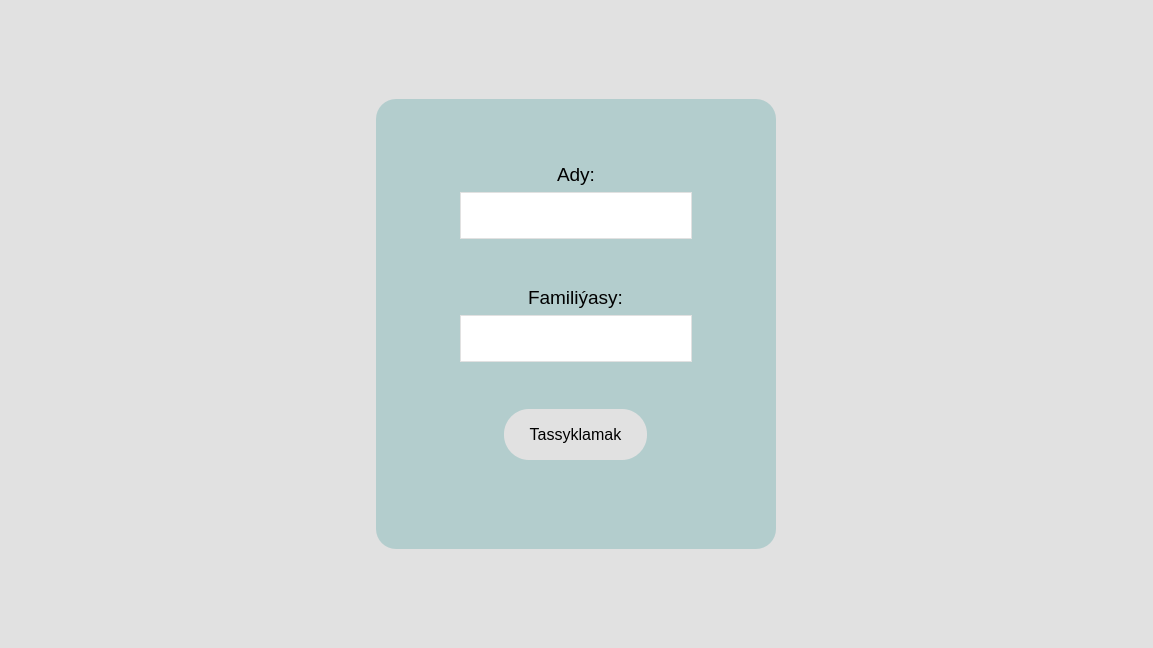
First picture: the form in app/ui_files/login.ui, repository neharix/quizz, before the edit.
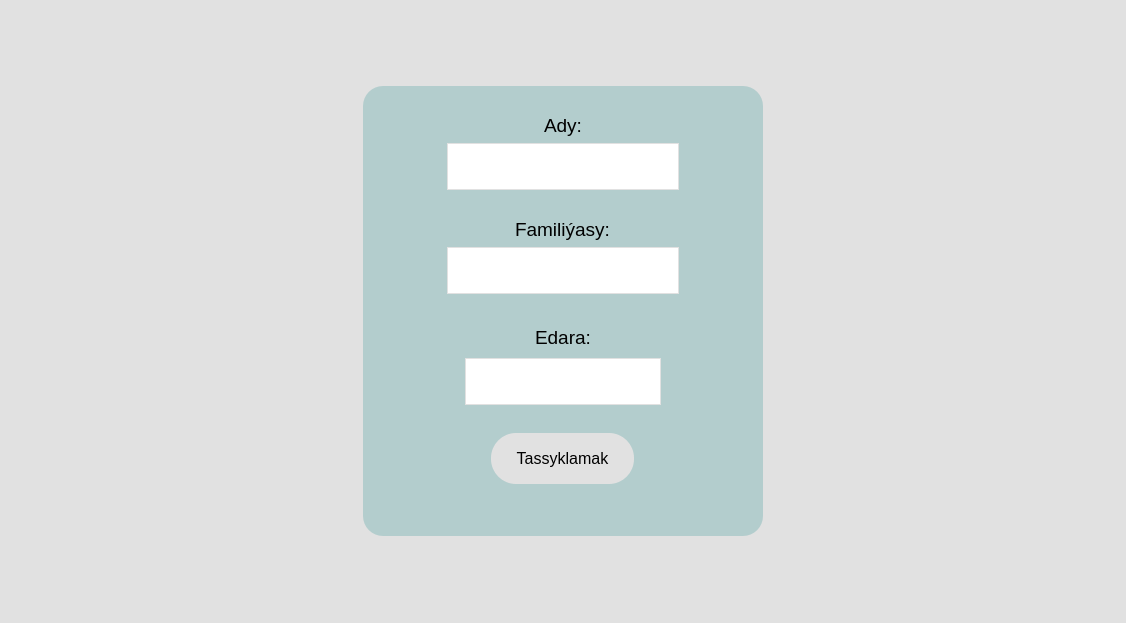
Second picture: the form after the edit.

Patch:
```diff
--- a/app/ui_files/login.ui
+++ b/app/ui_files/login.ui
@@ -6,8 +6,8 @@
    <rect>
     <x>0</x>
     <y>0</y>
-    <width>1153</width>
-    <height>648</height>
+    <width>1126</width>
+    <height>623</height>
    </rect>
   </property>
   <property name="windowTitle">
@@ -186,6 +186,51 @@
             </layout>
            </widget>
           </item>
+          <item alignment="Qt::AlignHCenter">
+           <widget class="QFrame" name="frame">
+            <property name="frameShape">
+             <enum>QFrame::StyledPanel</enum>
+            </property>
+            <property name="frameShadow">
+             <enum>QFrame::Raised</enum>
+            </property>
+            <layout class="QVBoxLayout" name="verticalLayout_6">
+             <item alignment="Qt::AlignHCenter">
+              <widget class="QLabel" name="label">
+               <property name="sizePolicy">
+                <sizepolicy hsizetype="Fixed" vsizetype="Fixed">
+                 <horstretch>0</horstretch>
+                 <verstretch>0</verstretch>
+                </sizepolicy>
+               </property>
+               <property name="font">
+                <font>
+                 <pointsize>14</pointsize>
+                </font>
+               </property>
+               <property name="text">
+                <string>Edara:</string>
+               </property>
+              </widget>
+             </item>
+             <item>
+              <widget class="QLineEdit" name="lineEdit">
+               <property name="font">
+                <font>
+                 <pointsize>14</pointsize>
+                </font>
+               </property>
+               <property name="styleSheet">
+                <string notr="true">background-color: white;
+padding: 10px;
+border-radius: 25px;
+border: 1px solid #e1e1e1;</string>
+               </property>
+              </widget>
+             </item>
+            </layout>
+           </widget>
+          </item>
           <item alignment="Qt::AlignHCenter|Qt::AlignTop">
            <widget class="QFrame" name="accept_frame">
             <property name="frameShape">
```
Left out of the diff: 2 changed lines with no effect on the pictures.
